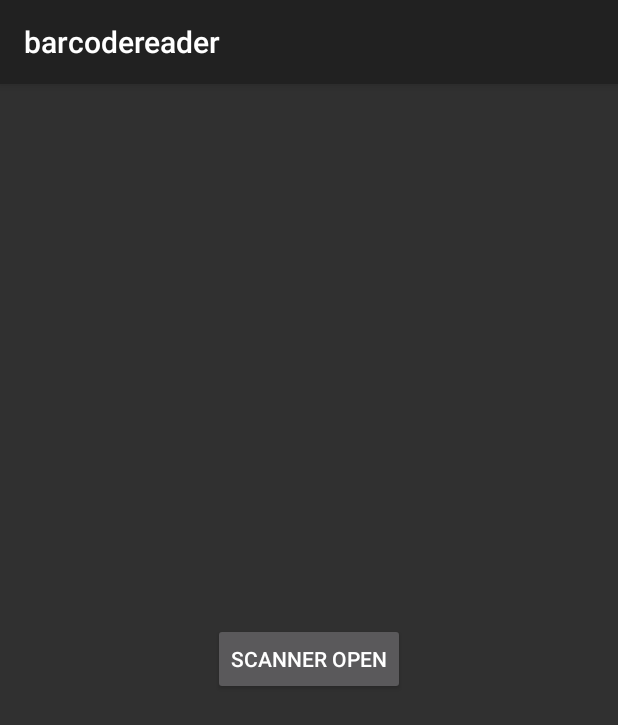
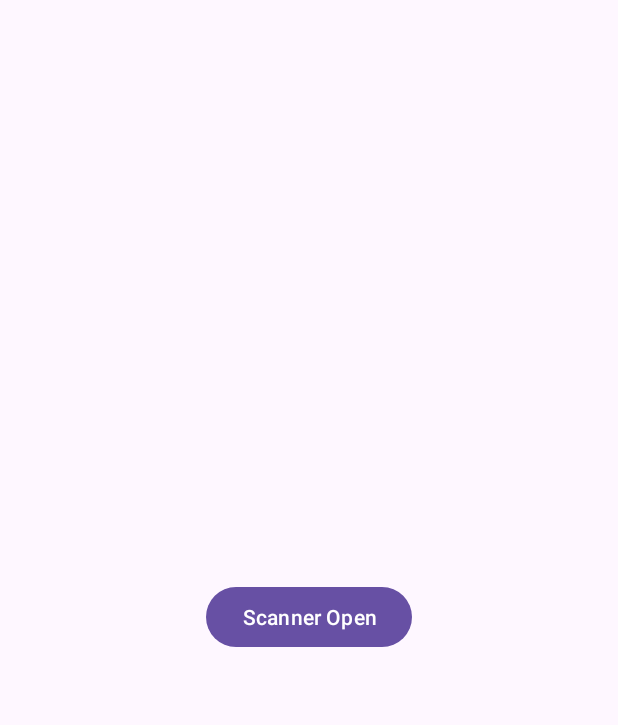
Before and after one commit to jithukrishnaju-tech/qrbarcodereader, an Android app: the screen it shows after launch (MainActivity), on a phone screen of 412 x 824 dp. Shown: the top 725 px of the screen. Run offline under Robolectric (Android 15) with nearby library versions, the light colour scheme and no system bars.

Commit message:
themes changes

```diff
--- a/app/src/main/res/values/themes.xml
+++ b/app/src/main/res/values/themes.xml
@@ -1,9 +1,9 @@
 <resources xmlns:tools="http://schemas.android.com/tools">
     <!-- Base application theme. -->
-    <style name="Base.Theme.Barcodereader" parent="Theme.AppCompat">
+    <style name="Base.Theme.Barcodereader" parent="Theme.Material3.DayNight.NoActionBar">
         <!-- Customize your light theme here. -->
         <!-- <item name="colorPrimary">@color/my_light_primary</item> -->
     </style>
 
-    <style name="Theme.Barcodereader" parent="Theme.AppCompat" />
+    <style name="Theme.Barcodereader" parent="Base.Theme.Barcodereader" />
 </resources>
```
